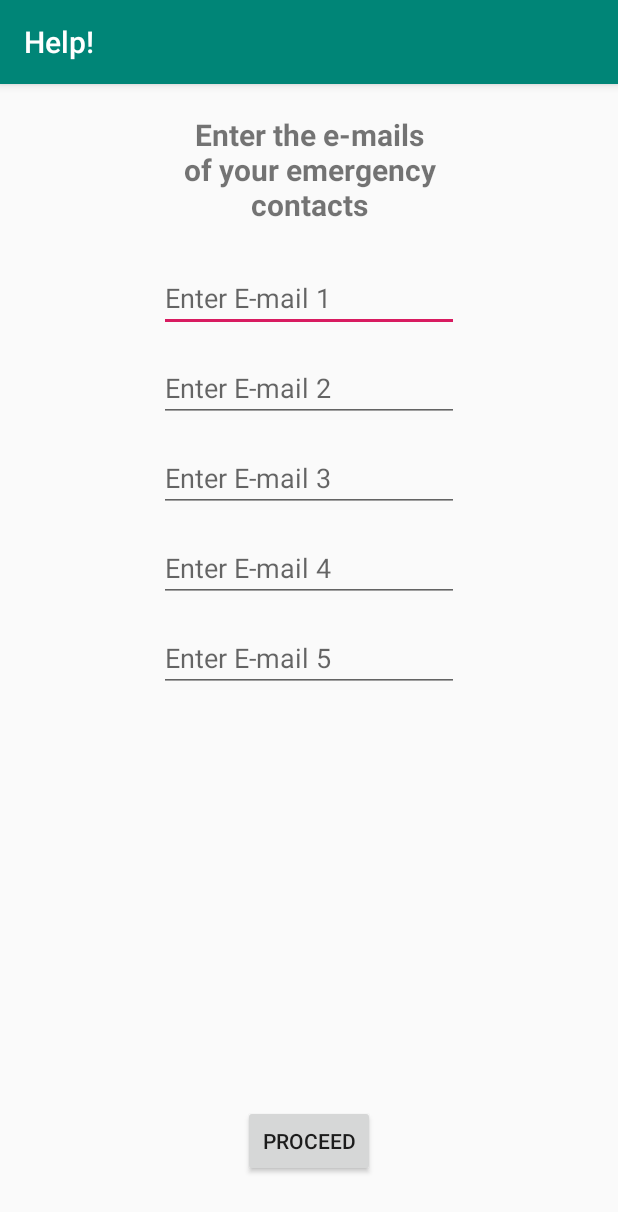
After one commit to Arnesh07/Help-, an Android app: the fragment EmailInputFragment shown on its own in the app's theme, on a phone screen of 412 x 824 dp. The commit adds this screen. Shown: the top 1212 px of the screen. Run offline under Robolectric (Android 15) with nearby library versions, the phone set to English and light mode, and no system bars.

Commit message:
Adds UI for Email Input

```diff
--- /dev/null
+++ b/app/src/main/java/com/example/arnesh07/help/EmailInputFragment.java
@@ -0,0 +1,20 @@
+package com.example.arnesh07.help;
+
+import android.os.Bundle;
+import android.support.annotation.NonNull;
+import android.support.annotation.Nullable;
+import android.support.v4.app.Fragment;
+import android.view.LayoutInflater;
+import android.view.View;
+import android.view.ViewGroup;
+
+public class EmailInputFragment extends Fragment
+{
+    @Nullable
+    @Override
+    public View onCreateView(@NonNull LayoutInflater inflater, @Nullable ViewGroup container, @Nullable Bundle savedInstanceState) {
+        // Inflate the layout for this fragment
+        return inflater.inflate(R.layout.layout_email_input_fragment, container, false);
+    }
+
+}
--- a/app/src/main/java/com/example/arnesh07/help/Login.java
+++ b/app/src/main/java/com/example/arnesh07/help/Login.java
@@ -50,7 +50,7 @@ public class Login extends AppCompatActivity {
                 password=password2.getText().toString().trim();
                 if(email.isEmpty() || password.isEmpty()){
                     mProgressBar.setVisibility(View.GONE);
-                    Toast.makeText(Login.this,"Fill fields properly",Toast.LENGTH_SHORT);
+                    Toast.makeText(Login.this,"Fill fields properly",Toast.LENGTH_SHORT).show();
                 }
                 else{
                     mAuth.signInWithEmailAndPassword(email,password).addOnCompleteListener(new OnCompleteListener<AuthResult>() {
@@ -65,7 +65,7 @@ public class Login extends AppCompatActivity {
                         }
                         else{
                             mProgressBar.setVisibility(View.GONE);
-                            Toast.makeText(Login.this,"Incorrect E-mail or Password",Toast.LENGTH_LONG);
+                            Toast.makeText(Login.this,"Incorrect E-mail or Password",Toast.LENGTH_LONG).show();
                         }
                         }
                     });
--- a/app/src/main/java/com/example/arnesh07/help/SignUp.java
+++ b/app/src/main/java/com/example/arnesh07/help/SignUp.java
@@ -2,6 +2,8 @@ package com.example.arnesh07.help;
 
 import android.content.Intent;
 import android.support.annotation.NonNull;
+import android.support.v4.app.FragmentManager;
+import android.support.v4.app.FragmentTransaction;
 import android.support.v7.app.AppCompatActivity;
 import android.os.Bundle;
 import android.text.TextUtils;
@@ -9,6 +11,7 @@ import android.view.View;
 import android.widget.Button;
 import android.widget.EditText;
 import android.widget.ProgressBar;
+import android.widget.RelativeLayout;
 import android.widget.Toast;
 
 import com.google.android.gms.tasks.OnCompleteListener;
@@ -42,6 +45,7 @@ public class SignUp extends AppCompatActivity {
    private FirebaseAuth.AuthStateListener authStateListener;
 
 
+
     FirebaseUser user;
 
     @Override
@@ -60,6 +64,8 @@ public class SignUp extends AppCompatActivity {
         Login=findViewById(R.id.Login);
         progressBar=findViewById(R.id.progressBar);
         progressBar.setVisibility(View.GONE);
+
+
 
         authStateListener = new FirebaseAuth.AuthStateListener() {
             @Override
--- /dev/null
+++ b/app/src/main/res/layout/layout_email_input_fragment.xml
@@ -0,0 +1,102 @@
+<?xml version="1.0" encoding="utf-8"?>
+<RelativeLayout xmlns:android="http://schemas.android.com/apk/res/android"
+    xmlns:tools="http://schemas.android.com/tools"
+    android:layout_width="match_parent"
+    android:layout_height="match_parent">
+
+    <TextView
+        android:id="@+id/enterEmailMessage"
+        android:layout_width="wrap_content"
+        android:layout_height="wrap_content"
+        android:layout_centerHorizontal="true"
+        android:layout_marginTop="20dp"
+        android:width="200dp"
+        android:autoSizeTextType="uniform"
+        android:gravity="center_horizontal"
+        android:text="@string/email_input_message"
+        android:textAllCaps="false"
+        android:textSize="20sp"
+        android:textStyle="bold"
+        tools:targetApi="o" />
+
+    <EditText
+        android:id="@+id/inputEmail1"
+        android:layout_width="wrap_content"
+        android:layout_height="wrap_content"
+        android:layout_below="@+id/enterEmailMessage"
+        android:layout_alignParentTop="true"
+        android:layout_centerHorizontal="true"
+        android:layout_marginTop="120dp"
+        android:width="200dp"
+        android:autofillHints=""
+        android:hint="@string/input_email1"
+        android:inputType="textEmailAddress"
+        tools:targetApi="o" />
+
+    <EditText
+        android:id="@+id/inputEmail2"
+        android:layout_width="wrap_content"
+        android:layout_height="wrap_content"
+        android:layout_below="@+id/inputEmail1"
+        android:layout_alignParentTop="true"
+        android:layout_centerHorizontal="true"
+        android:layout_marginTop="180dp"
+        android:width="200dp"
+        android:autofillHints=""
+        android:hint="@string/input_email2"
+        android:inputType="textEmailAddress"
+        tools:targetApi="o" />
+
+    <EditText
+        android:id="@+id/inputEmail3"
+        android:layout_width="wrap_content"
+        android:layout_height="wrap_content"
+        android:layout_below="@+id/inputEmail2"
+        android:layout_alignParentTop="true"
+        android:layout_centerHorizontal="true"
+        android:layout_marginTop="240dp"
+        android:width="200dp"
+        android:autofillHints=""
+        android:hint="@string/input_email3"
+        android:inputType="textEmailAddress"
+        tools:targetApi="o" />
+
+    <EditText
+        android:id="@+id/inputEmail4"
+        android:layout_width="wrap_content"
+        android:layout_height="wrap_content"
+        android:layout_below="@+id/inputEmail3"
+        android:layout_alignParentTop="true"
+        android:layout_centerHorizontal="true"
+        android:layout_marginTop="300dp"
+        android:width="200dp"
+        android:autofillHints=""
+        android:hint="@string/input_email4"
+        android:inputType="textEmailAddress"
+        tools:targetApi="o" />
+
+    <EditText
+        android:id="@+id/inputEmail5"
+        android:layout_width="wrap_content"
+        android:layout_height="wrap_content"
+        android:layout_below="@+id/inputEmail4"
+        android:layout_alignParentTop="true"
+        android:layout_centerHorizontal="true"
+        android:layout_marginTop="360dp"
+        android:width="200dp"
+        android:autofillHints=""
+        android:hint="@string/input_email5"
+        android:inputType="textEmailAddress"
+        tools:targetApi="o" />
+
+    <Button
+        android:id="@+id/proceed"
+        android:layout_width="wrap_content"
+        android:layout_height="wrap_content"
+        android:layout_alignParentBottom="true"
+        android:layout_centerHorizontal="true"
+        android:layout_marginBottom="39dp"
+        android:text="@string/proceed" />
+
+
+</RelativeLayout>
--- a/app/src/main/res/layout/signup.xml
+++ b/app/src/main/res/layout/signup.xml
@@ -1,6 +1,7 @@
 <?xml version="1.0" encoding="utf-8"?>
 <RelativeLayout xmlns:android="http://schemas.android.com/apk/res/android"
     xmlns:tools="http://schemas.android.com/tools"
+    android:id="@+id/signUpLayout"
     android:layout_width="match_parent"
     android:layout_height="match_parent">
 
@@ -13,49 +14,52 @@
         android:layout_marginTop="69dp"
         android:ems="10"
         android:hint="@string/enter_name"
+        android:importantForAutofill="no"
         android:inputType="textPersonName"
-        android:importantForAutofill="no" tools:targetApi="o" />
+        tools:targetApi="o" />
 
     <EditText
         android:id="@+id/email"
         android:layout_width="wrap_content"
         android:layout_height="wrap_content"
-        android:hint="@string/enter_e_mail"
         android:layout_alignParentTop="true"
         android:layout_centerHorizontal="true"
         android:layout_marginTop="134dp"
         android:ems="10"
+        android:hint="@string/enter_e_mail"
+        android:importantForAutofill="no"
         android:inputType="textEmailAddress"
-        android:importantForAutofill="no" tools:targetApi="o" />
+        tools:targetApi="o" />
 
     <EditText
         android:id="@+id/Contact"
-        android:hint="@string/enter_contact_number"
         android:layout_width="wrap_content"
         android:layout_height="wrap_content"
         android:layout_alignStart="@+id/Name"
+        android:layout_alignLeft="@+id/Name"
         android:layout_alignParentTop="true"
         android:layout_marginTop="200dp"
         android:ems="10"
+        android:hint="@string/enter_contact_number"
+        android:importantForAutofill="no"
         android:inputType="phone"
-        android:layout_alignLeft="@+id/Name"
         tools:ignore="RtlCompat"
-        android:importantForAutofill="no" tools:targetApi="o" />
+        tools:targetApi="o" />
 
     <EditText
         android:id="@+id/Password"
         android:layout_width="wrap_content"
         android:layout_height="wrap_content"
         android:layout_alignStart="@+id/Name"
+        android:layout_alignLeft="@+id/Name"
         android:layout_alignParentBottom="true"
         android:layout_marginBottom="204dp"
         android:ems="10"
         android:hint="@string/enter_password"
         android:importantForAutofill="no"
         android:inputType="textPassword"
-        tools:targetApi="o"
-        android:layout_alignLeft="@+id/Name"
-        tools:ignore="RtlCompat" />
+        tools:ignore="RtlCompat"
+        tools:targetApi="o" />
 
     <Button
         android:id="@+id/SignUp"
@@ -89,5 +93,12 @@
         android:layout_marginLeft="92dp"
         android:layout_marginBottom="4dp"
         android:fadingEdge="horizontal|vertical"
-        android:text="Already Registed?Login" />
+        android:text="@string/already_registed_login" />
+
+    <FrameLayout xmlns:tools="http://schemas.android.com/tools"
+        android:id="@+id/contain"
+        android:layout_width="match_parent"
+        android:layout_height="match_parent"
+        tools:ignore="MergeRootFrame" />
+
 </RelativeLayout>
--- a/app/src/main/res/values/strings.xml
+++ b/app/src/main/res/values/strings.xml
@@ -22,4 +22,12 @@
     </string>
     <string name="not_registered_yet_signup">Not Registered Yet?SignUp!</string>
     <string name="login">Login</string>
+    <string name="email_input_message">Enter the e-mails of your emergency contacts</string>
+    <string name="input_email5">Enter E-mail 5</string>
+    <string name="input_email4">Enter E-mail 4</string>
+    <string name="input_email3">Enter E-mail 3</string>
+    <string name="input_email2">Enter E-mail 2</string>
+    <string name="input_email1">Enter E-mail 1</string>
+    <string name="proceed">Proceed</string>
+    <string name="already_registed_login">Already Registed?Login</string>
 </resources>
```
